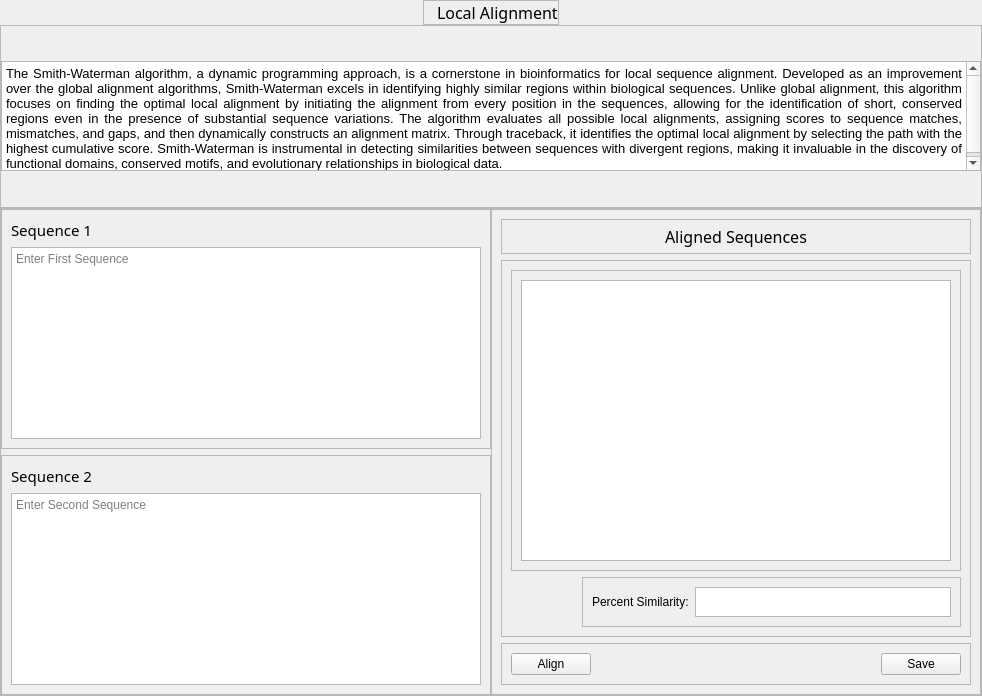
First picture: the form in ui/tabs/local_align.ui, repository bryancastillo10/BioBytes-PairSync, before the edit.
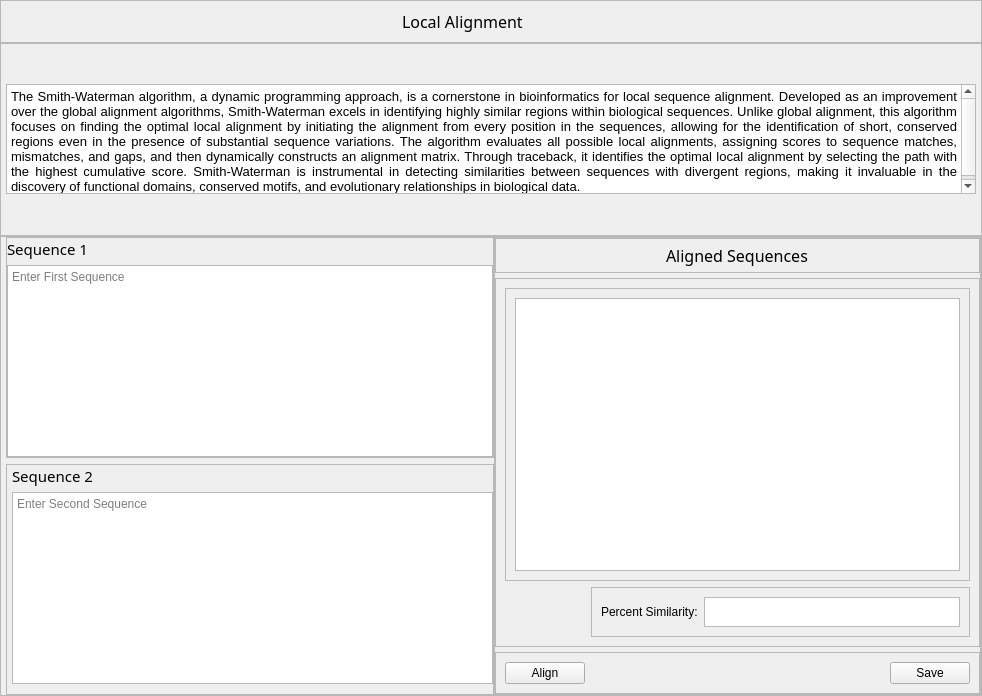
Second picture: the form after the edit. Icons and pictures are not drawn.

Commit message: update style local and global tabs

```diff
--- a/ui/tabs/local_align.ui
+++ b/ui/tabs/local_align.ui
@@ -29,7 +29,7 @@
    <property name="bottomMargin">
     <number>0</number>
    </property>
-   <item alignment="Qt::AlignHCenter">
+   <item>
     <widget class="QFrame" name="title">
      <property name="maximumSize">
       <size>
@@ -44,19 +44,7 @@
       <enum>QFrame::Raised</enum>
      </property>
      <layout class="QGridLayout" name="gridLayout_4">
-      <property name="leftMargin">
-       <number>0</number>
-      </property>
-      <property name="topMargin">
-       <number>0</number>
-      </property>
-      <property name="rightMargin">
-       <number>0</number>
-      </property>
-      <property name="bottomMargin">
-       <number>0</number>
-      </property>
-      <item row="0" column="1">
+      <item row="0" column="0" alignment="Qt::AlignHCenter">
        <widget class="QLabel" name="label">
         <property name="font">
          <font>
@@ -69,7 +57,7 @@
         </property>
        </widget>
       </item>
-      <item row="0" column="0">
+      <item row="0" column="1">
        <widget class="QLabel" name="label_6">
         <property name="maximumSize">
          <size>
@@ -104,13 +92,13 @@
        <number>0</number>
       </property>
       <property name="leftMargin">
-       <number>0</number>
+       <number>5</number>
       </property>
       <property name="topMargin">
        <number>0</number>
       </property>
       <property name="rightMargin">
-       <number>0</number>
+       <number>5</number>
       </property>
       <property name="bottomMargin">
        <number>0</number>
@@ -151,7 +139,7 @@
      </property>
      <layout class="QGridLayout" name="gridLayout">
       <property name="leftMargin">
-       <number>0</number>
+       <number>5</number>
       </property>
       <property name="topMargin">
        <number>0</number>
@@ -174,6 +162,21 @@
          <enum>QFrame::Raised</enum>
         </property>
         <layout class="QVBoxLayout" name="verticalLayout_7">
+         <property name="spacing">
+          <number>5</number>
+         </property>
+         <property name="leftMargin">
+          <number>5</number>
+         </property>
+         <property name="topMargin">
+          <number>0</number>
+         </property>
+         <property name="rightMargin">
+          <number>0</number>
+         </property>
+         <property name="bottomMargin">
+          <number>10</number>
+         </property>
          <item>
           <widget class="QLabel" name="label_3">
            <property name="font">
@@ -206,6 +209,21 @@
          <enum>QFrame::Raised</enum>
         </property>
         <layout class="QVBoxLayout" name="verticalLayout_6">
+         <property name="spacing">
+          <number>5</number>
+         </property>
+         <property name="leftMargin">
+          <number>0</number>
+         </property>
+         <property name="topMargin">
+          <number>0</number>
+         </property>
+         <property name="rightMargin">
+          <number>0</number>
+         </property>
+         <property name="bottomMargin">
+          <number>0</number>
+         </property>
          <item>
           <widget class="QLabel" name="label_2">
            <property name="font">
@@ -244,6 +262,21 @@
          <enum>QFrame::Raised</enum>
         </property>
         <layout class="QVBoxLayout" name="verticalLayout_5">
+         <property name="spacing">
+          <number>5</number>
+         </property>
+         <property name="leftMargin">
+          <number>0</number>
+         </property>
+         <property name="topMargin">
+          <number>0</number>
+         </property>
+         <property name="rightMargin">
+          <number>0</number>
+         </property>
+         <property name="bottomMargin">
+          <number>0</number>
+         </property>
          <item>
           <widget class="QFrame" name="frame_8">
            <property name="font">
@@ -356,6 +389,10 @@
               <property name="text">
                <string>Align</string>
               </property>
+              <property name="icon">
+               <iconset resource="../../static/resources_rc.qrc">
+                <normaloff>:/icons/icons/play-circle.svg</normaloff>:/icons/icons/play-circle.svg</iconset>
+              </property>
              </widget>
             </item>
             <item>
@@ -376,6 +413,10 @@
               <property name="text">
                <string>Save</string>
               </property>
+              <property name="icon">
+               <iconset resource="../../static/resources_rc.qrc">
+                <normaloff>:/icons/icons/save.svg</normaloff>:/icons/icons/save.svg</iconset>
+              </property>
              </widget>
             </item>
            </layout>
```
The commit also changes 7 other files.
